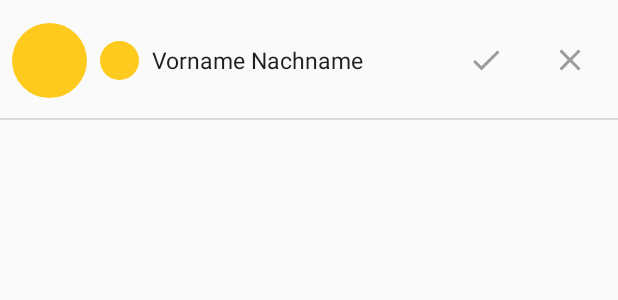
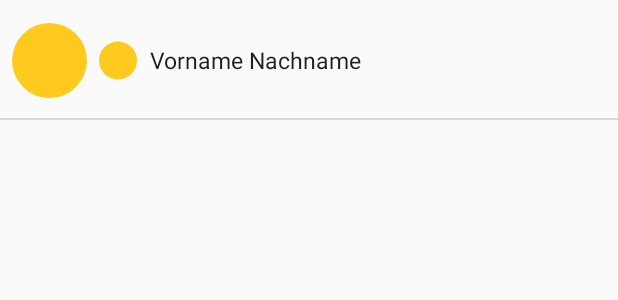
Before and after one commit to coach-plus/android, an Android app: the layout member_item.xml on its own in the app's theme, with its tools: preview values and no code run, on a phone screen of 412 x 824 dp. Shown: the top 300 px of the screen. Run offline under Robolectric (Android 15) with nearby library versions, the phone set to English and light mode, and no system bars; network calls fail.

Commit message:
new member item (wip)

```diff
--- a/app/src/main/res/layout/member_item.xml
+++ b/app/src/main/res/layout/member_item.xml
@@ -17,73 +17,76 @@
         app:layout_constraintStart_toStartOf="parent"
         app:layout_constraintTop_toTopOf="parent"></ImageView>
 
+    <LinearLayout
+        android:id="@+id/bottom_line"
+        android:layout_width="match_parent"
+        android:layout_height="1dp"
+        android:background="#d8d8d8"
+        android:orientation="horizontal"
+        app:layout_constraintBottom_toBottomOf="parent">
+
+    </LinearLayout>
+
+    <android.support.constraint.ConstraintLayout
+        android:id="@+id/constraintLayout"
+        android:layout_width="200dp"
+        android:layout_height="match_parent"
+        android:layout_marginTop="8dp"
+        android:layout_marginBottom="8dp"
+        app:layout_constraintBottom_toBottomOf="parent"
+        app:layout_constraintStart_toEndOf="@+id/member_item_icon"
+        app:layout_constraintTop_toTopOf="parent">
+
+        <ImageView
+            android:id="@+id/member_item_whistle"
+            android:layout_width="0dp"
+            android:layout_height="26dp"
+            android:layout_marginStart="8dp"
+            android:layout_marginLeft="8dp"
+            android:layout_marginTop="8dp"
+            android:layout_marginBottom="8dp"
+            app:layout_constraintBottom_toBottomOf="parent"
+            app:layout_constraintStart_toStartOf="parent"
+            app:layout_constraintTop_toTopOf="parent"
+            app:srcCompat="@drawable/circle" />
+
         <TextView
             android:id="@+id/member_item_name"
-        android:layout_width="wrap_content"
+            android:layout_width="150dp"
             android:layout_height="wrap_content"
+            android:layout_marginStart="8dp"
+            android:layout_marginLeft="8dp"
+            android:layout_marginTop="8dp"
+            android:layout_marginEnd="8dp"
+            android:layout_marginRight="8dp"
             android:layout_marginBottom="8dp"
-        android:layout_marginLeft="8dp"
-        android:layout_marginStart="8dp"
-        android:layout_marginTop="8dp"
             android:text="Vorname Nachname"
             android:textColor="#211d1d"
             android:textSize="15dp"
             app:layout_constraintBottom_toBottomOf="parent"
+            app:layout_constraintEnd_toEndOf="parent"
             app:layout_constraintStart_toEndOf="@+id/member_item_whistle"
             app:layout_constraintTop_toTopOf="parent" />
+    </android.support.constraint.ConstraintLayout>
 
-    <ImageView
-        android:id="@+id/member_item_whistle"
-        android:layout_width="27dp"
-        android:layout_height="26dp"
-        android:layout_marginBottom="8dp"
+    <LinearLayout
+        android:id="@+id/member_item_right_container"
+        android:layout_width="0dp"
+        android:layout_height="0dp"
+        android:layout_marginStart="8dp"
         android:layout_marginLeft="8dp"
-        android:layout_marginStart="8dp"
         android:layout_marginTop="8dp"
-        app:layout_constraintBottom_toBottomOf="parent"
-        app:layout_constraintStart_toEndOf="@+id/member_item_icon"
-        app:layout_constraintTop_toTopOf="parent"
-        app:srcCompat="@drawable/circle" />
-
-    <ImageButton
-        android:id="@+id/member_item_attend"
-        android:layout_width="wrap_content"
-        android:layout_height="wrap_content"
-        android:layout_marginBottom="8dp"
-        android:layout_marginEnd="8dp"
-        android:layout_marginLeft="8dp"
-        android:layout_marginRight="8dp"
-        android:layout_marginStart="8dp"
-        android:layout_marginTop="8dp"
-        android:backgroundTint="@android:color/transparent"
-        android:tint=" #9b9b9b"
-        app:layout_constraintBottom_toBottomOf="parent"
-        app:layout_constraintEnd_toStartOf="@+id/member_item_dont_attend"
-        app:layout_constraintHorizontal_bias="1.0"
-        app:layout_constraintStart_toEndOf="@+id/member_item_name"
-        app:layout_constraintTop_toTopOf="parent"
-        app:srcCompat="@drawable/ic_check_black_24dp" />
-
-    <ImageButton
-        android:id="@+id/member_item_dont_attend"
-        android:layout_width="wrap_content"
-        android:layout_height="wrap_content"
-        android:layout_marginBottom="8dp"
         android:layout_marginEnd="8dp"
         android:layout_marginRight="8dp"
-        android:layout_marginTop="8dp"
-        android:backgroundTint="@android:color/transparent"
-        android:tint=" #9b9b9b"
+        android:layout_marginBottom="8dp"
+        android:gravity="center_vertical"
+        android:orientation="horizontal"
         app:layout_constraintBottom_toBottomOf="parent"
         app:layout_constraintEnd_toEndOf="parent"
-        app:layout_constraintTop_toTopOf="parent"
-        app:srcCompat="@drawable/ic_clear_black_24dp" />
+        app:layout_constraintStart_toEndOf="@+id/constraintLayout"
+        app:layout_constraintTop_toTopOf="parent">
 
-    <LinearLayout
-        android:layout_width="match_parent"
-        android:layout_height="1dp"
-        android:orientation="horizontal"
-        android:background="#d8d8d8"
-        app:layout_constraintBottom_toBottomOf="parent"></LinearLayout>
+    </LinearLayout>
+
 
 </android.support.constraint.ConstraintLayout>
```
Also changed, not shown: app/src/main/java/com/mathandoro/coachplus/views/EventDetail/EventDetailAdapter.java (+9 -0 lines), app/src/main/java/com/mathandoro/coachplus/views/viewHolders/TeamMemberViewHolder.java (+27 -17 lines), app/src/main/res/drawable/textview_border.xml (added, +7 -0 lines), app/src/main/res/layout/member_item_attendence_status.xml (added, +25 -0 lines), app/src/main/res/layout/member_item_buttons.xml (added, +47 -0 lines). Lines whose indentation alone changed are shown as unchanged.
